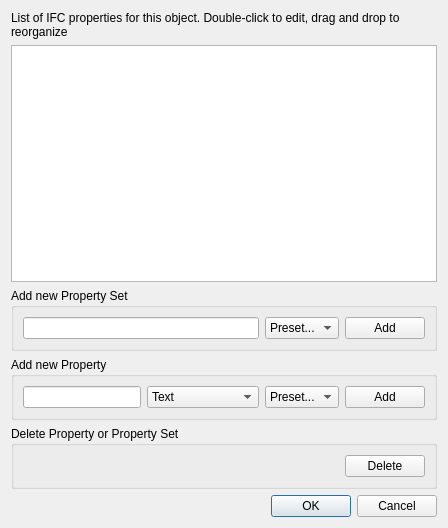
This is dialogIfcProperties.ui in yorikvanhavre/BIM_Workbench as Qt 5 draws it before an edit. The edited form follows.
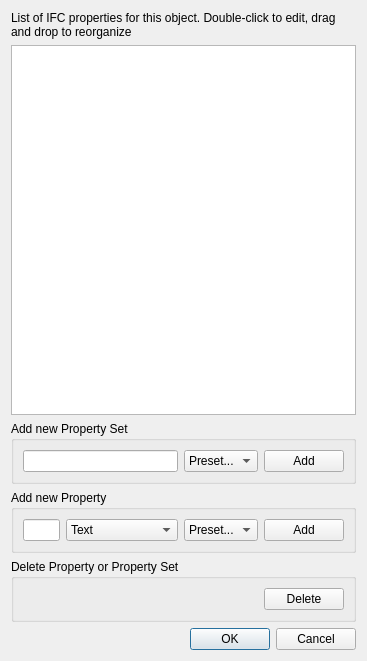
This is the edited form. Icons and pictures are not drawn.

What changed in the file:
```diff
--- a/dialogIfcProperties.ui
+++ b/dialogIfcProperties.ui
@@ -6,8 +6,8 @@
    <rect>
     <x>0</x>
     <y>0</y>
-    <width>448</width>
-    <height>528</height>
+    <width>367</width>
+    <height>661</height>
    </rect>
   </property>
   <property name="windowTitle">
```
Left out of the diff: 12 changed lines with no effect on the pictures.
